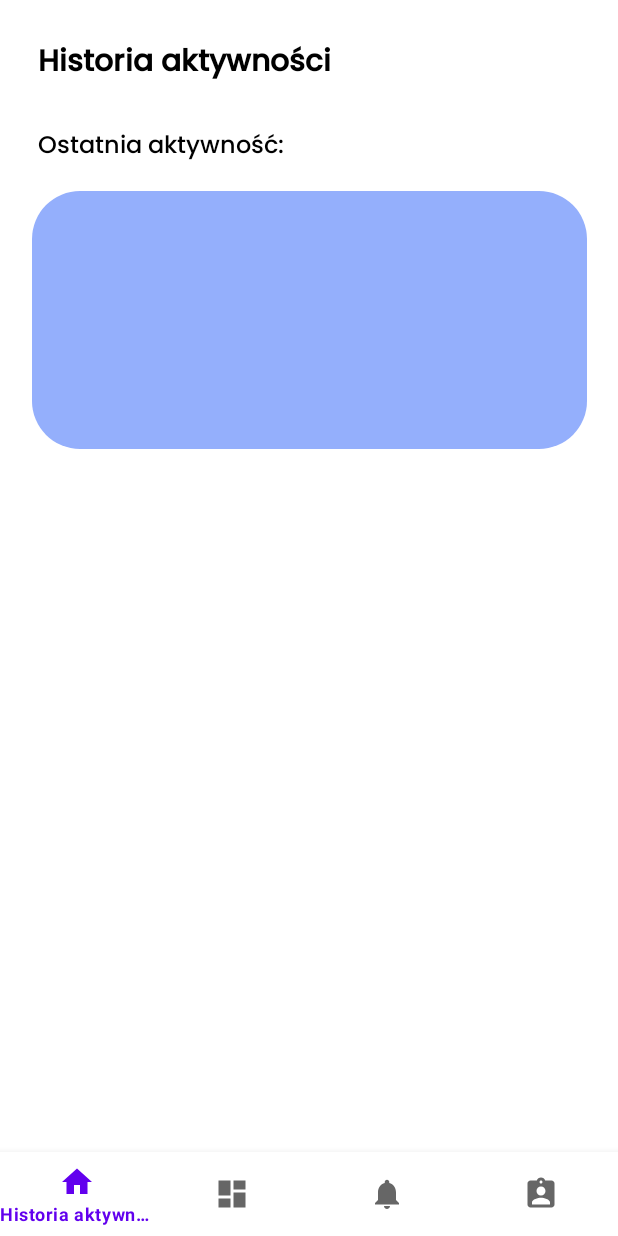
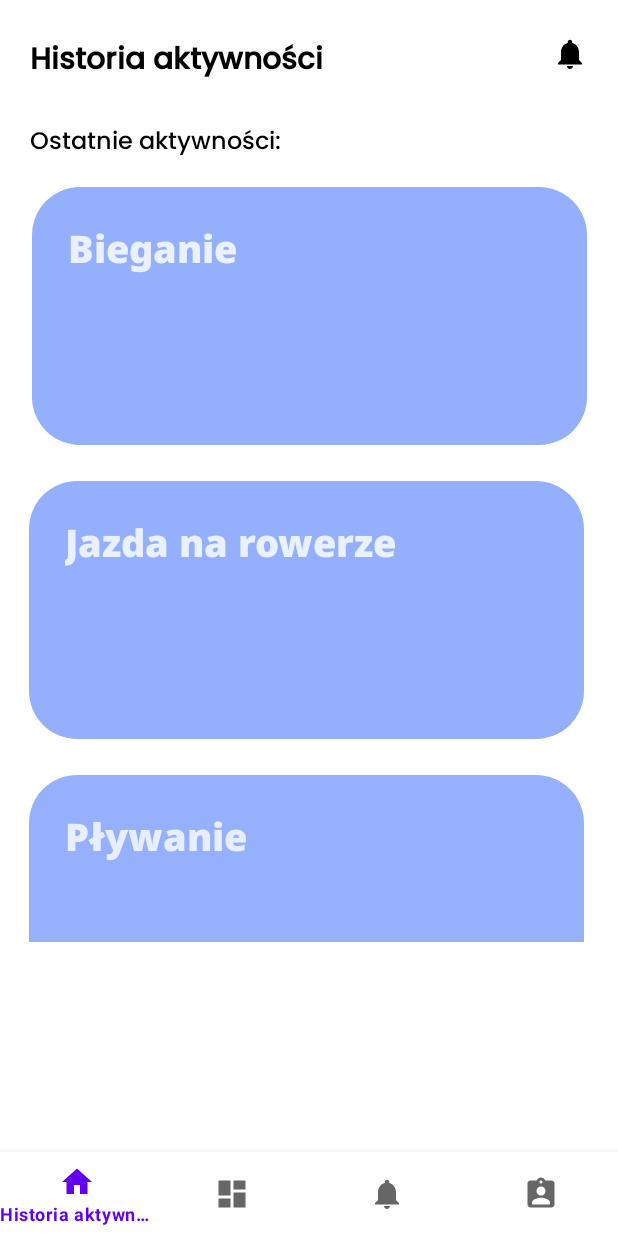
Before and after one commit to H-dymitr/fitness-tracker, an Android app: the MainActivity screen opened directly, with no data from a screen before it, on a phone screen of 412 x 824 dp. Run offline under Robolectric (Android 15) with nearby library versions, the phone set to English and light mode, and no system bars; our stand-ins replace navigation-ui.

Commit message:
dmze (Mateusz)
Update historii

```diff
--- a/app/src/main/java/com/example/fitness/ui/history/HistoryFragment.kt
+++ b/app/src/main/java/com/example/fitness/ui/history/HistoryFragment.kt
@@ -7,11 +7,10 @@ import android.view.View
 import android.view.ViewGroup
 import androidx.fragment.app.Fragment
 import androidx.lifecycle.ViewModelProvider
-import com.example.fitness.databinding.FragmentHomeBinding
-
+import com.example.fitness.databinding.FragmentHistoryBinding
 class HistoryFragment : Fragment() {
 
-    private var _binding: FragmentHomeBinding? = null
+    private var _binding: FragmentHistoryBinding? = null
 
     // This property is only valid between onCreateView and
     // onDestroyView.
@@ -24,10 +23,21 @@ class HistoryFragment : Fragment() {
     ): View {
         ViewModelProvider(this)[HistoryViewModel::class.java]
 
-        _binding = FragmentHomeBinding.inflate(inflater, container, false)
+        _binding = FragmentHistoryBinding.inflate(inflater, container, false)
         val root: View = binding.root
 
         // Tworzymy animację i uruchamiamy ją dla widoku tekstowego
+        ObjectAnimator.ofFloat(binding.notificationBell, "translationX", 200f, 0f)
+            .apply {
+                duration = 700
+                startDelay = 700
+                ObjectAnimator.ofFloat(binding.notificationBell, "alpha", 0f, 1f)
+                    .apply {
+                        duration = 700
+                        startDelay = 700
+                    }.start()
+            }.start()
+
         ObjectAnimator.ofFloat(binding.historyPage, "translationY", -100f, 0f)
             .apply {
                 duration = 700
@@ -54,6 +64,33 @@ class HistoryFragment : Fragment() {
             .apply {
                 duration = 700
                 startDelay = 1800
+                ObjectAnimator.ofFloat(binding.running, "alpha", 0f, 1f)
+                    .apply {
+                        duration = 700
+                        startDelay = 1800
+                    }.start()
+            }.start()
+
+        ObjectAnimator.ofFloat(binding.roundedRectangle2, "alpha", 0f, 1f)
+            .apply {
+                duration = 700
+                startDelay = 1900
+                ObjectAnimator.ofFloat(binding.cycling, "alpha", 0f, 1f)
+                    .apply {
+                        duration = 700
+                        startDelay = 1900
+                    }.start()
+            }.start()
+
+        ObjectAnimator.ofFloat(binding.roundedRectangle3, "alpha", 0f, 1f)
+            .apply {
+                duration = 700
+                startDelay = 2000
+                ObjectAnimator.ofFloat(binding.swimming, "alpha", 0f, 1f)
+                    .apply {
+                        duration = 700
+                        startDelay = 2000
+                    }.start()
             }.start()
 
         return root
--- a/app/src/main/res/layout/activity_main.xml
+++ b/app/src/main/res/layout/activity_main.xml
@@ -26,10 +26,11 @@
         android:layout_height="match_parent"
         app:defaultNavHost="true"
         app:layout_constraintBottom_toTopOf="@id/nav_view"
+        app:layout_constraintHorizontal_bias="0.0"
         app:layout_constraintLeft_toLeftOf="parent"
         app:layout_constraintRight_toRightOf="parent"
         app:layout_constraintTop_toTopOf="parent"
-            app:navGraph="@navigation/mobile_navigation"
-        />
+        app:layout_constraintVertical_bias="0.0"
+        app:navGraph="@navigation/mobile_navigation" />
 
 </androidx.constraintlayout.widget.ConstraintLayout>
--- /dev/null
+++ b/app/src/main/res/layout/fragment_history.xml
@@ -0,0 +1,163 @@
+<?xml version="1.0" encoding="utf-8"?>
+<androidx.constraintlayout.widget.ConstraintLayout xmlns:android="http://schemas.android.com/apk/res/android"
+    xmlns:app="http://schemas.android.com/apk/res-auto"
+    xmlns:tools="http://schemas.android.com/tools"
+    android:layout_width="match_parent"
+    android:layout_height="match_parent"
+    android:background="@color/white"
+    tools:context=".ui.history.HistoryFragment">
+
+    <TextView
+        android:id="@+id/history_page"
+        android:layout_width="wrap_content"
+        android:layout_height="wrap_content"
+        android:layout_marginStart="20dp"
+        android:layout_marginTop="24dp"
+        android:alpha="0"
+        android:fontFamily="@font/poppins_medium"
+        android:text="@string/history_page"
+        android:textColor="@color/black"
+        android:textSize="20sp"
+        android:textStyle="bold"
+        android:transitionName="history_page"
+        app:layout_constraintStart_toStartOf="parent"
+        app:layout_constraintTop_toTopOf="parent"
+        tools:ignore="MissingConstraints" />
+
+    <TextView
+        android:id="@+id/last_actv"
+        android:layout_width="wrap_content"
+        android:layout_height="wrap_content"
+        android:layout_marginStart="20dp"
+        android:layout_marginTop="24dp"
+        android:alpha="0"
+        android:fontFamily="@font/poppins_medium"
+        android:text="@string/last_actvt"
+        android:textColor="@color/black"
+        android:textSize="16sp"
+        app:layout_constraintStart_toStartOf="parent"
+        app:layout_constraintTop_toBottomOf="@+id/history_page" />
+
+    <ScrollView
+        android:layout_width="412dp"
+        android:layout_height="519dp"
+        android:layout_marginTop="0dp"
+        android:fillViewport="true"
+        app:layout_constraintEnd_toEndOf="parent"
+        app:layout_constraintStart_toStartOf="parent"
+        app:layout_constraintTop_toBottomOf="@+id/last_actv">
+
+
+        <androidx.constraintlayout.widget.ConstraintLayout
+            android:layout_width="match_parent"
+            android:layout_height="wrap_content"
+            android:orientation="vertical"
+            android:padding="16dp">
+
+            <ImageView
+                android:id="@+id/rounded_rectangle"
+                android:layout_width="wrap_content"
+                android:layout_height="wrap_content"
+                android:layout_marginStart="25dp"
+                android:layout_marginTop="0dp"
+                android:layout_marginEnd="25dp"
+                android:alpha="0"
+                android:contentDescription="@string/dashboard"
+                android:src="@drawable/baseline_rectangle_24"
+                app:layout_constraintEnd_toEndOf="parent"
+                app:layout_constraintStart_toStartOf="parent"
+                app:layout_constraintTop_toBottomOf="@+id/last_actv"
+                app:layout_constraintBottom_toTopOf="@+id/rounded_rectangle2"
+                tools:ignore="ImageContrastCheck,NotSibling" />
+
+            <TextView
+                android:id="@+id/running"
+                android:layout_width="wrap_content"
+                android:layout_height="wrap_content"
+                android:layout_marginStart="24dp"
+                android:layout_marginTop="16dp"
+                android:alpha="0"
+                android:fontFamily="@font/notosans"
+                android:text="@string/running"
+                android:textColor="@color/lighter_blue"
+                android:textSize="25dp"
+                app:layout_constraintStart_toStartOf="@+id/rounded_rectangle"
+                app:layout_constraintTop_toTopOf="@+id/rounded_rectangle" />
+
+            <ImageView
+                android:id="@+id/rounded_rectangle2"
+                android:layout_width="wrap_content"
+                android:layout_height="wrap_content"
+                android:layout_marginStart="25dp"
+                android:layout_marginTop="24dp"
+                android:layout_marginEnd="25dp"
+                android:alpha="0"
+                android:contentDescription="@string/dashboard"
+                android:src="@drawable/baseline_rectangle_24"
+                app:layout_constraintEnd_toEndOf="parent"
+                app:layout_constraintHorizontal_bias="0.555"
+                app:layout_constraintStart_toStartOf="parent"
+                app:layout_constraintTop_toBottomOf="@+id/rounded_rectangle"
+                tools:ignore="ImageContrastCheck" />
+
+            <TextView
+                android:id="@+id/cycling"
+                android:layout_width="wrap_content"
+                android:layout_height="wrap_content"
+                android:layout_marginStart="24dp"
+                android:layout_marginTop="16dp"
+                android:alpha="0"
+                android:fontFamily="@font/notosans"
+                android:text="@string/cycling_txt"
+                android:textColor="@color/lighter_blue"
+                android:textSize="25dp"
+                app:layout_constraintStart_toStartOf="@+id/rounded_rectangle2"
+                app:layout_constraintTop_toTopOf="@+id/rounded_rectangle2" />
+
+            <ImageView
+                android:id="@+id/rounded_rectangle3"
+                android:layout_width="wrap_content"
+                android:layout_height="wrap_content"
+                android:layout_marginStart="25dp"
+                android:layout_marginTop="24dp"
+                android:layout_marginEnd="25dp"
+                android:alpha="0"
+                android:contentDescription="@string/dashboard"
+                android:src="@drawable/baseline_rectangle_24"
+                app:layout_constraintEnd_toEndOf="parent"
+                app:layout_constraintHorizontal_bias="0.555"
+                app:layout_constraintStart_toStartOf="parent"
+                app:layout_constraintTop_toBottomOf="@+id/rounded_rectangle2"
+                tools:ignore="ImageContrastCheck" />
+
+            <TextView
+                android:id="@+id/swimming"
+                android:layout_width="wrap_content"
+                android:layout_height="wrap_content"
+                android:layout_marginStart="24dp"
+                android:layout_marginTop="16dp"
+                android:alpha="0"
+                android:fontFamily="@font/notosans"
+                android:text="@string/swimming_txt"
+                android:textColor="@color/lighter_blue"
+                android:textSize="25dp"
+                app:layout_constraintStart_toStartOf="@+id/rounded_rectangle3"
+                app:layout_constraintTop_toTopOf="@+id/rounded_rectangle3" />
+
+        </androidx.constraintlayout.widget.ConstraintLayout>
+    </ScrollView>
+
+    <ImageView
+        android:id="@+id/notification_bell"
+        android:layout_width="wrap_content"
+        android:layout_height="wrap_content"
+        android:layout_marginTop="24dp"
+        android:layout_marginEnd="20dp"
+        android:alpha="0"
+        android:contentDescription="@string/title_notifications"
+        android:src="@drawable/ic_notifications_black_24dp"
+        app:layout_constraintEnd_toEndOf="parent"
+        app:layout_constraintTop_toTopOf="parent" />
+
+
+</androidx.constraintlayout.widget.ConstraintLayout>
--- a/app/src/main/res/layout/fragment_home.xml
+++ /dev/null
@@ -1,57 +0,0 @@
-<?xml version="1.0" encoding="utf-8"?>
-<androidx.constraintlayout.widget.ConstraintLayout xmlns:android="http://schemas.android.com/apk/res/android"
-    xmlns:app="http://schemas.android.com/apk/res-auto"
-    xmlns:tools="http://schemas.android.com/tools"
-    android:layout_width="match_parent"
-    android:layout_height="match_parent"
-    android:background="@color/white"
-    tools:context=".ui.history.HistoryFragment">
-
-    <TextView
-        android:id="@+id/history_page"
-        android:layout_width="wrap_content"
-        android:layout_height="wrap_content"
-        android:layout_marginStart="25dp"
-        android:layout_marginTop="25dp"
-        android:alpha="0"
-        android:fontFamily="@font/poppins_medium"
-        android:text="@string/history_page"
-        android:textColor="@color/black"
-        android:textSize="20sp"
-        android:textStyle="bold"
-        android:transitionName="history_page"
-        app:layout_constraintStart_toStartOf="parent"
-        app:layout_constraintTop_toTopOf="parent"
-        tools:ignore="MissingConstraints" />
-
-    <TextView
-        android:id="@+id/last_actv"
-        android:layout_width="wrap_content"
-        android:layout_height="wrap_content"
-        android:layout_marginStart="25dp"
-        android:layout_marginTop="25dp"
-        android:fontFamily="@font/poppins_medium"
-        android:text="@string/last_actvt"
-        android:textColor="@color/black"
-        android:alpha="0"
-        android:textSize="16sp"
-        app:layout_constraintStart_toStartOf="parent"
-        app:layout_constraintTop_toBottomOf="@+id/history_page" />
-
-    <ImageView
-        android:id="@+id/rounded_rectangle"
-        android:layout_width="wrap_content"
-        android:layout_height="wrap_content"
-        android:layout_marginStart="25dp"
-        android:layout_marginTop="16dp"
-        android:layout_marginEnd="25dp"
-        android:alpha="0"
-        android:contentDescription="@string/dashboard"
-        android:src="@drawable/baseline_rectangle_24"
-        app:layout_constraintEnd_toEndOf="parent"
-        app:layout_constraintStart_toStartOf="parent"
-        app:layout_constraintTop_toBottomOf="@+id/last_actv"
-        tools:ignore="ImageContrastCheck" />
-
-
-</androidx.constraintlayout.widget.ConstraintLayout>
--- a/app/src/main/res/navigation/mobile_navigation.xml
+++ b/app/src/main/res/navigation/mobile_navigation.xml
@@ -9,7 +9,7 @@
         android:id="@+id/navigation_home"
         android:name="com.example.fitness.ui.history.HistoryFragment"
         android:label="@string/title_home"
-        tools:layout="@layout/fragment_home" />
+        tools:layout="@layout/fragment_history" />
 
     <fragment
         android:id="@+id/navigation_dashboard"
--- a/app/src/main/res/values/strings.xml
+++ b/app/src/main/res/values/strings.xml
@@ -16,5 +16,8 @@
     <string name="cycling">Cycling</string>
     <string name="history_page">Historia aktywności</string>
     <string name="app_logo">App Logo</string>
-    <string name="last_actvt">Ostatnia aktywność:</string>
+    <string name="last_actvt">Ostatnie aktywności:</string>
+    <string name="running">Bieganie</string>
+    <string name="cycling_txt">Jazda na rowerze</string>
+    <string name="swimming_txt">Pływanie</string>
 </resources>
```
Lines whose indentation alone changed are shown as unchanged.
